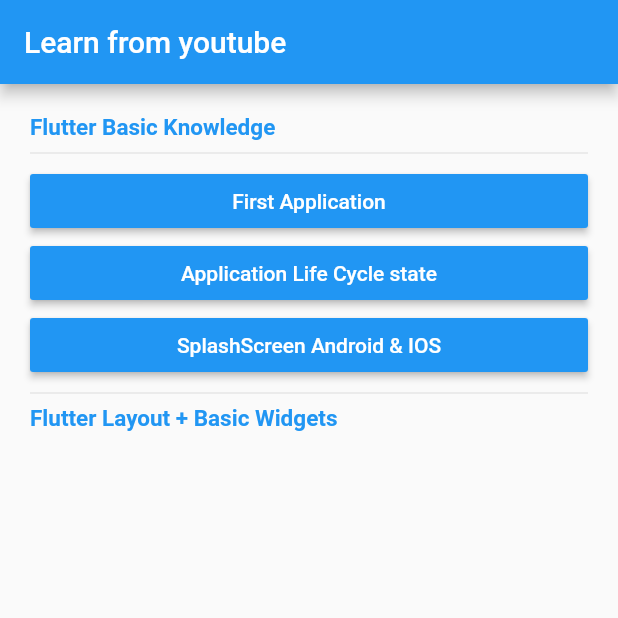
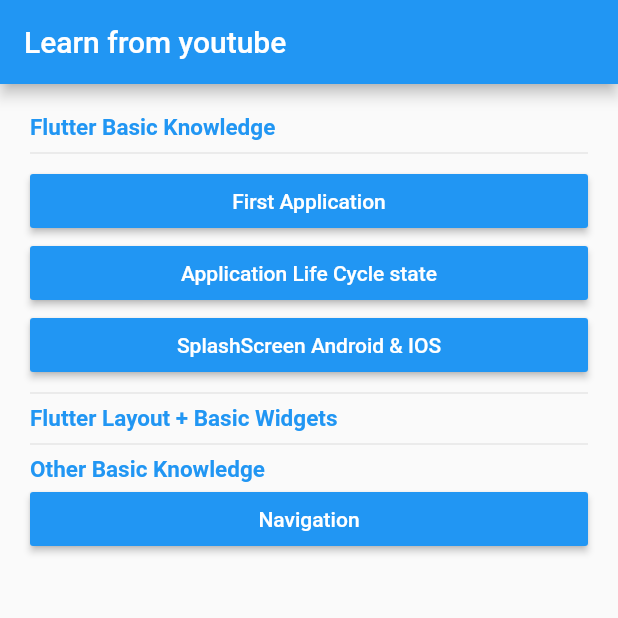
Before and after one commit to yogithesymbian/flutter_basic_to_advance, a Flutter app: the screen it shows after launch, on a phone screen of 412 x 824 dp, the top half of it. Run offline on Flutter 3.47's test engine with Material 2 defaults, Android fonts, the phone set to English and light mode, and no system bars.

Commit message:
navigation enhance

```diff
--- a/lib/router/constant.dart
+++ b/lib/router/constant.dart
@@ -1,5 +1,6 @@
 const String homeRoute = '/';
 const String lifeCyclePageRoute = 'LifeCyclePage';
+const String mainNavigationPage = 'MainNavigationPage';
 
 const String epsUntileNineRoute = '/MyApp';
 const String listViewRoute = '/ListViewPage';
--- a/lib/router/routeryo.dart
+++ b/lib/router/routeryo.dart
@@ -4,6 +4,7 @@ import 'package:hello_world/ui/basic_knowledge/life_cycle_state.dart';
 import 'package:hello_world/ui/home/home.dart';
 import 'package:hello_world/ui/list_listview.dart';
 import 'package:hello_world/router/constant.dart';
+import 'package:hello_world/ui/other_basic_knowledge/main_navigation_page.dart';
 
 class RouterYo {
   static Route generateRoute(RouteSettings settings) {
@@ -12,6 +13,8 @@ class RouterYo {
         return MaterialPageRoute(builder: (_) => ListCourseYtPage());
       case lifeCyclePageRoute:
         return MaterialPageRoute(builder: (_) => LifeCyclePage());
+      case mainNavigationPage:
+        return MaterialPageRoute(builder: (_) => MainNavigationPage());
       case epsUntileNineRoute:
         return MaterialPageRoute(builder: (_) => MainPage());
       case listViewRoute:
--- a/lib/ui/home/home.dart
+++ b/lib/ui/home/home.dart
@@ -1,17 +1,5 @@
 import 'package:flutter/material.dart';
 import 'package:hello_world/router/constant.dart';
-
-void main() => runApp(MyApp());
-
-class MyApp extends StatelessWidget {
-  @override
-  Widget build(BuildContext context) {
-    return MaterialApp(
-      debugShowCheckedModeBanner: false,
-      home: ListCourseYtPage(),
-    );
-  }
-}
 
 class ListCourseYtPage extends StatefulWidget {
   @override
@@ -35,6 +23,11 @@ class _ListCourseYtPageState extends State<ListCourseYtPage> {
               FlutterBasicKnowledge(),
               Divider(),
               YoTitleTxt("Flutter Layout + Basic Widgets"),
+              Divider(),
+              YoTitleTxt("Other Basic Knowledge"),
+              YoMatchParentBtn("Navigation", () {
+                Navigator.pushNamed(context, mainNavigationPage);
+              })
             ],
           ),
         ),
```
Also changed, not shown: lib/ui/basic_knowledge/life_cycle_state.dart (+0 -12 lines), lib/ui/other_basic_knowledge/main_navigation_page.dart (added, +29 -0 lines).
